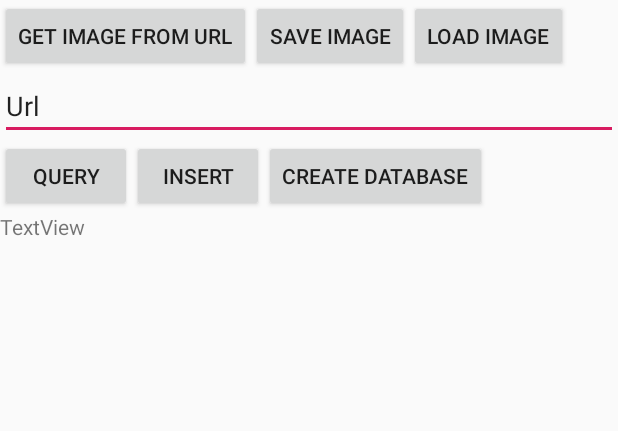
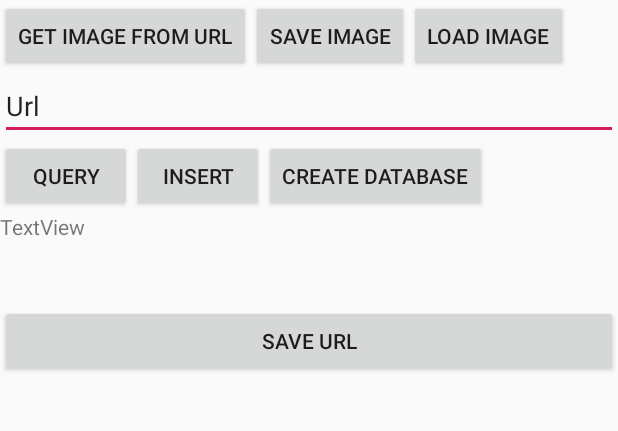
Before and after one commit to ErvinXie/alue, an Android app: the DataTest screen opened directly, with no data from a screen before it, on a phone screen of 412 x 824 dp, the part 192-623 px from its top. Run offline under Robolectric (Android 15) with nearby library versions, the phone set to English and light mode, and no system bars; our stand-ins replace Room's generated code; pictures from the network do not load; 1 statement that could not run was skipped.

Commit message:
一些中间状态的保存

```diff
--- a/alueclient/app/src/main/AndroidManifest.xml
+++ b/alueclient/app/src/main/AndroidManifest.xml
@@ -13,7 +13,7 @@
         android:usesCleartextTraffic="true"
         android:supportsRtl="true"
         android:theme="@style/AppTheme">
-        <activity android:name=".MainActivity">
+        <activity android:name=".AlueMainActivity">
             <intent-filter>
                 <action android:name="android.intent.action.MAIN" />
 
--- /dev/null
+++ b/alueclient/app/src/main/java/com/ervinxie/alue_client/ViewModels/ImageViewModel.java
@@ -0,0 +1,26 @@
+package com.ervinxie.alue_client.ViewModels;
+
+import androidx.lifecycle.LiveData;
+import androidx.lifecycle.MutableLiveData;
+import androidx.lifecycle.ViewModel;
+
+public class ImageViewModel extends ViewModel {
+
+    static final String TAG = "ImageViewModel: ";
+
+    private MutableLiveData<String> url;
+
+    public LiveData<String> getUrl() {
+        if(url==null){
+            url = new MutableLiveData<>();
+        }
+        loadUrl();
+
+        return url;
+    }
+
+    public String surl="";
+    public void loadUrl() {
+        url.setValue(surl);
+    }
+}
--- a/alueclient/app/src/main/java/com/ervinxie/alue_client/data/AppDatabase.java
+++ b/alueclient/app/src/main/java/com/ervinxie/alue_client/data/AppDatabase.java
@@ -6,7 +6,7 @@ import androidx.room.Database;
 import androidx.room.Room;
 import androidx.room.RoomDatabase;
 
-@Database(entities = {Pictures.class}, exportSchema = false, version = 1)
+@Database(entities = {Pictures.class}, exportSchema = false, version = 2)
 public abstract class AppDatabase extends RoomDatabase {
     private static AppDatabase INSTANCE;
 
--- a/alueclient/app/src/main/java/com/ervinxie/alue_client/data/DataTest.java
+++ b/alueclient/app/src/main/java/com/ervinxie/alue_client/data/DataTest.java
@@ -11,10 +11,14 @@ import android.widget.ImageView;
 import android.widget.TextView;
 
 import androidx.appcompat.app.AppCompatActivity;
+import androidx.lifecycle.ViewModelProvider;
+import androidx.lifecycle.ViewModelProviders;
 
+import com.bumptech.glide.Glide;
 import com.bumptech.glide.load.engine.DiskCacheStrategy;
 import com.ervinxie.alue_client.Contract;
 import com.ervinxie.alue_client.R;
+import com.ervinxie.alue_client.ViewModels.ImageViewModel;
 import com.ervinxie.alue_client.util.AboutPictures;
 
 import java.util.List;
@@ -22,10 +26,10 @@ import java.util.List;
 public class DataTest extends AppCompatActivity {
     static final String TAG = "DataTest: ";
 
-    ImageView imageView1, imageView2;
+    ImageView imageView1, imageView2,imageView3;
     TextView info;
     EditText url;
-    Button get, save, load, create, insert, query;
+    Button get, save, load, create, insert, query,saveurl;
 
     @Override
     protected void onCreate(Bundle savedInstanceState) {
@@ -43,6 +47,8 @@ public class DataTest extends AppCompatActivity {
         insert = findViewById(R.id.date_test_insert);
         query = findViewById(R.id.data_test_query);
 
+        saveurl = findViewById(R.id.data_test_save_url);
+        imageView3 = findViewById(R.id.data_test_imageview3);
 
         get.setOnClickListener(v -> {
             String Url = url.getText().toString();
@@ -123,11 +129,6 @@ public class DataTest extends AppCompatActivity {
 
 
         AppDatabase database = AppDatabase.getInstance(Contract.context);
-        create.setOnClickListener(v -> {
-
-
-        });
-
 
         insert.setOnClickListener(v -> {
             pid++;
@@ -157,6 +158,19 @@ public class DataTest extends AppCompatActivity {
             }).start();
 
         });
+
+        ImageViewModel imageViewModel = ViewModelProviders.of(this).get(ImageViewModel.class);
+        imageViewModel.getUrl().observe(this,url->{
+            GlideApp
+                    .with(Contract.context)
+                    .load(url)
+                    .into(imageView3);
+        });
+        saveurl.setOnClickListener(v->{
+            imageViewModel.surl = url.getText().toString();
+            imageViewModel.loadUrl();
+        });
+
     }
 
     public static int pid = 0;
--- a/alueclient/app/src/main/java/com/ervinxie/alue_client/data/PicturesDao.java
+++ b/alueclient/app/src/main/java/com/ervinxie/alue_client/data/PicturesDao.java
@@ -29,4 +29,5 @@ public interface PicturesDao {
 
     @Delete
     void delete(Pictures... pictures);
+
 }
--- a/alueclient/app/src/main/java/com/ervinxie/alue_client/network/NetworkTest.java
+++ b/alueclient/app/src/main/java/com/ervinxie/alue_client/network/NetworkTest.java
@@ -61,8 +61,6 @@ public class NetworkTest extends AppCompatActivity {
                             });
 
             Network.getInstance(Contract.context).addToRequestQueue(jsonArrayRequest);
-
         });
-
     }
 }
--- a/alueclient/app/src/main/res/layout/data_test_view.xml
+++ b/alueclient/app/src/main/res/layout/data_test_view.xml
@@ -81,7 +81,19 @@
     <TextView
         android:id="@+id/data_test_info"
         android:layout_width="match_parent"
-        android:layout_height="match_parent"
+        android:layout_height="62dp"
         android:text="TextView" />
 
+    <Button
+        android:id="@+id/data_test_save_url"
+        android:layout_width="match_parent"
+        android:layout_height="wrap_content"
+        android:text="save url" />
+
+    <ImageView
+        android:id="@+id/data_test_imageview3"
+        android:layout_width="match_parent"
+        android:layout_height="wrap_content"
+        tools:srcCompat="@tools:sample/avatars" />
+
 </LinearLayout>
```
Also changed, not shown: alueclient/app/build.gradle (+25 -0 lines), alueclient/app/src/main/java/com/ervinxie/alue_client/AlueMainActivity.java (added, +79 -0 lines), alueclient/app/src/main/java/com/ervinxie/alue_client/MainActivity.java (deleted, +0 -36 lines), alueclient/app/src/main/java/com/ervinxie/alue_client/adapter/ImageArrayAdapter.java (renamed from alueclient/app/src/main/java/com/ervinxie/alue_client/adapter/MyAdapter.java, +17 -21 lines), alueclient/app/src/main/java/com/ervinxie/alue_client/data/Pictures.java (+1 -72 lines), alueclient/app/src/main/res/layout/activity_main.xml (deleted, +0 -19 lines), alueclient/app/src/main/res/layout/alue_activity_main.xml (added, +38 -0 lines), alueclient/app/src/main/res/layout/my_card_view.xml (added, +19 -0 lines), alueclient/app/src/main/res/layout/my_text_view.xml (deleted, +0 -8 lines).
